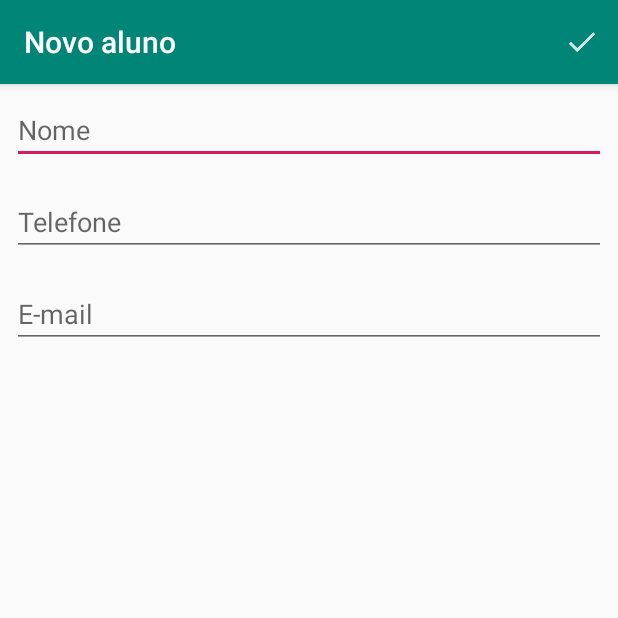
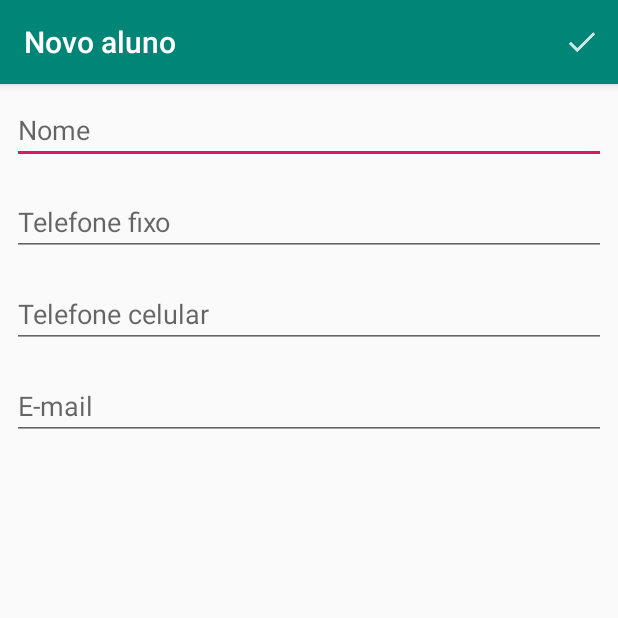
Before and after one commit to clacosta/android-room-operacoes-assincronas, an Android app: the FormularioAlunoActivity screen opened directly, with no data from a screen before it, on a phone screen of 412 x 824 dp, the top half of it. Run offline under Robolectric (Android 15) with nearby library versions, the phone set to English and light mode, and no system bars; our stand-ins replace Room's generated code.

Commit message:
feet: 01 - 04 - Adicionando campo novo

```diff
--- a/app/src/main/java/br/com/alura/agenda/ui/activity/FormularioAlunoActivity.java
+++ b/app/src/main/java/br/com/alura/agenda/ui/activity/FormularioAlunoActivity.java
@@ -20,7 +20,8 @@ public class FormularioAlunoActivity extends AppCompatActivity {
     private static final String TITULO_APPBAR_NOVO_ALUNO = "Novo aluno";
     private static final String TITULO_APPBAR_EDITA_ALUNO = "Edita aluno";
     private EditText campoNome;
-    private EditText campoTelefone;
+    private EditText campoTelefoneFixo;
+    private EditText campoTelefoneCelular;
     private EditText campoEmail;
     private AlunoDAO dao;
     private Aluno aluno;
@@ -65,7 +66,8 @@ public class FormularioAlunoActivity extends AppCompatActivity {
 
     private void preencheCampos() {
         campoNome.setText(aluno.getNome());
-        campoTelefone.setText(aluno.getTelefone());
+        campoTelefoneFixo.setText(aluno.getTelefoneFixo());
+        campoTelefoneCelular.setText(aluno.getTelefoneCelular());
         campoEmail.setText(aluno.getEmail());
     }
 
@@ -81,17 +83,20 @@ public class FormularioAlunoActivity extends AppCompatActivity {
 
     private void inicializacaoDosCampos() {
         campoNome = findViewById(R.id.activity_formulario_aluno_nome);
-        campoTelefone = findViewById(R.id.activity_formulario_aluno_telefone);
+        campoTelefoneFixo = findViewById(R.id.activity_formulario_aluno_telefone_fixo);
+        campoTelefoneCelular = findViewById(R.id.activity_formulario_aluno_telefone_celular);
         campoEmail = findViewById(R.id.activity_formulario_aluno_email);
     }
 
     private void preencheAluno() {
         String nome = campoNome.getText().toString();
-        String telefone = campoTelefone.getText().toString();
+        String telefoneFixo = campoTelefoneFixo.getText().toString();
+        String telefoneCelular = campoTelefoneCelular.getText().toString();
         String email = campoEmail.getText().toString();
 
         aluno.setNome(nome);
-        aluno.setTelefone(telefone);
+        aluno.setTelefoneFixo(telefoneFixo);
+        aluno.setTelefoneCelular(telefoneCelular);
         aluno.setEmail(email);
     }
 }
--- a/app/src/main/java/br/com/alura/agenda/ui/adapter/ListaAlunosAdapter.java
+++ b/app/src/main/java/br/com/alura/agenda/ui/adapter/ListaAlunosAdapter.java
@@ -49,7 +49,7 @@ public class ListaAlunosAdapter extends BaseAdapter {
         TextView nome = view.findViewById(R.id.item_aluno_nome);
         TextView telefone = view.findViewById(R.id.item_aluno_telefone);
         nome.setText(aluno.getNome());
-        telefone.setText(aluno.getTelefone());
+        telefone.setText(aluno.getTelefoneFixo());
     }
 
     private View criaView(ViewGroup viewGroup) {
--- a/app/src/main/res/layout/activity_formulario_aluno.xml
+++ b/app/src/main/res/layout/activity_formulario_aluno.xml
@@ -18,11 +18,20 @@
             android:importantForAutofill="no" />
 
         <EditText
-            android:id="@+id/activity_formulario_aluno_telefone"
+            android:id="@+id/activity_formulario_aluno_telefone_fixo"
             android:layout_width="match_parent"
             android:layout_height="wrap_content"
             android:layout_margin="8dp"
-            android:hint="@string/telefone"
+            android:hint="@string/telefone_fixo"
+            android:inputType="phone"
+            android:importantForAutofill="no" />
+
+        <EditText
+            android:id="@+id/activity_formulario_aluno_telefone_celular"
+            android:layout_width="match_parent"
+            android:layout_height="wrap_content"
+            android:layout_margin="8dp"
+            android:hint="@string/telefone_celular"
             android:inputType="phone"
             android:importantForAutofill="no" />
 
--- a/app/src/main/res/values/strings.xml
+++ b/app/src/main/res/values/strings.xml
@@ -1,8 +1,10 @@
 <resources>
     <string name="app_name">Agenda</string>
     <string name="nome">Nome</string>
-    <string name="telefone">Telefone</string>
+    <string name="telefoneFixo">Telefone</string>
     <string name="email">E-mail</string>
     <string name="salvar_aluno">Salvar o aluno</string>
     <string name="remover">Remover</string>
+    <string name="telefone_fixo">Telefone fixo</string>
+    <string name="telefone_celular">Telefone celular</string>
 </resources>
```
Also changed, not shown: app/src/main/java/br/com/alura/agenda/model/Aluno.java (+14 -6 lines), 1 other file.
